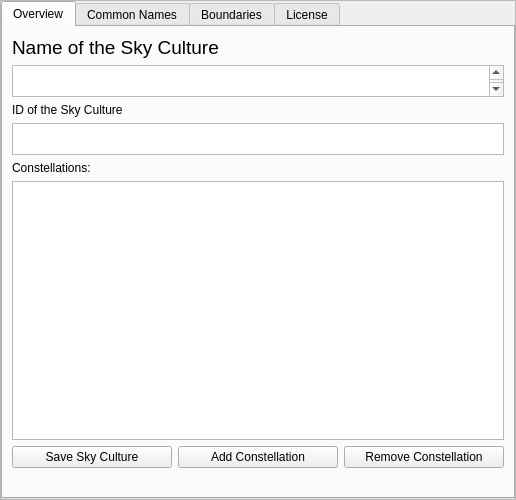
Before: the Qt Designer form plugins/SkyCultureMaker/src/gui/scmSkyCultureDialog.ui in Stellarium/stellarium, drawn with Qt 5.
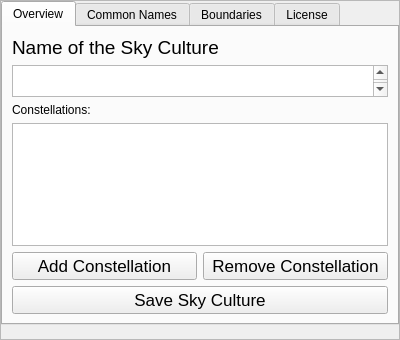
After: the same form once the commit is applied. Custom widgets are drawn as their Qt base class.

Commit message: improve layout of SkyCultureDialog

Diff of the .ui file:
```diff
--- a/plugins/SkyCultureMaker/src/gui/scmSkyCultureDialog.ui
+++ b/plugins/SkyCultureMaker/src/gui/scmSkyCultureDialog.ui
@@ -6,14 +6,14 @@
    <rect>
     <x>0</x>
     <y>0</y>
-    <width>516</width>
-    <height>500</height>
+    <width>400</width>
+    <height>340</height>
    </rect>
   </property>
   <property name="minimumSize">
    <size>
-    <width>516</width>
-    <height>500</height>
+    <width>0</width>
+    <height>0</height>
    </size>
   </property>
   <property name="maximumSize">
@@ -111,6 +111,12 @@
           </item>
           <item>
            <widget class="QTextEdit" name="skyCultureNameTE">
+            <property name="minimumSize">
+             <size>
+              <width>100</width>
+              <height>32</height>
+             </size>
+            </property>
             <property name="maximumSize">
              <size>
               <width>16777215</width>
@@ -131,23 +137,6 @@
             </property>
            </widget>
           </item>
-          <item>
-           <widget class="QLabel" name="currentSCIdLbl">
-            <property name="text">
-             <string>ID of the Sky Culture</string>
-            </property>
-           </widget>
-          </item>
-          <item>
-           <widget class="QTextEdit" name="skyCultureIdTE">
-            <property name="maximumSize">
-             <size>
-              <width>16777215</width>
-              <height>32</height>
-             </size>
-            </property>
-           </widget>
-          </item>
           <item>
            <widget class="QLabel" name="constellationsLbl">
             <property name="text">
@@ -156,19 +145,30 @@
            </widget>
           </item>
           <item>
-           <widget class="QListWidget" name="constellationsList"/>
+           <widget class="QListWidget" name="constellationsList">
+            <property name="minimumSize">
+             <size>
+              <width>100</width>
+              <height>64</height>
+             </size>
+            </property>
+           </widget>
           </item>
           <item>
-           <layout class="QHBoxLayout" name="horizontalLayout">
-            <item>
-             <widget class="QPushButton" name="SaveSkyCultureBtn">
-              <property name="text">
-               <string>Save Sky Culture</string>
-              </property>
-             </widget>
-            </item>
+           <layout class="QHBoxLayout" name="overviewConstellationBtnLayout">
             <item>
              <widget class="QPushButton" name="AddConstellationBtn">
+              <property name="minimumSize">
+               <size>
+                <width>135</width>
+                <height>0</height>
+               </size>
+              </property>
+              <property name="font">
+               <font>
+                <pointsize>13</pointsize>
+               </font>
+              </property>
               <property name="text">
                <string>Add Constellation</string>
               </property>
@@ -176,6 +176,17 @@
             </item>
             <item>
              <widget class="QPushButton" name="RemoveConstellationBtn">
+              <property name="minimumSize">
+               <size>
+                <width>135</width>
+                <height>0</height>
+               </size>
+              </property>
+              <property name="font">
+               <font>
+                <pointsize>13</pointsize>
+               </font>
+              </property>
               <property name="text">
                <string>Remove Constellation</string>
               </property>
@@ -184,11 +195,26 @@
            </layout>
           </item>
           <item>
-           <widget class="QLabel" name="infoBoxLbl">
-            <property name="text">
-             <string/>
-            </property>
-           </widget>
+           <layout class="QVBoxLayout" name="overviewSCBtnLayout">
+            <item>
+             <widget class="QPushButton" name="SaveSkyCultureBtn">
+              <property name="minimumSize">
+               <size>
+                <width>130</width>
+                <height>0</height>
+               </size>
+              </property>
+              <property name="font">
+               <font>
+                <pointsize>13</pointsize>
+               </font>
+              </property>
+              <property name="text">
+               <string>Save Sky Culture</string>
+              </property>
+             </widget>
+            </item>
+           </layout>
           </item>
          </layout>
         </widget>
@@ -209,6 +235,16 @@
         </widget>
        </widget>
       </item>
+      <item>
+       <widget class="QLabel" name="infoBoxLbl">
+        <property name="text">
+         <string/>
+        </property>
+        <property name="margin">
+         <number>5</number>
+        </property>
+       </widget>
+      </item>
      </layout>
     </widget>
    </item>
```
